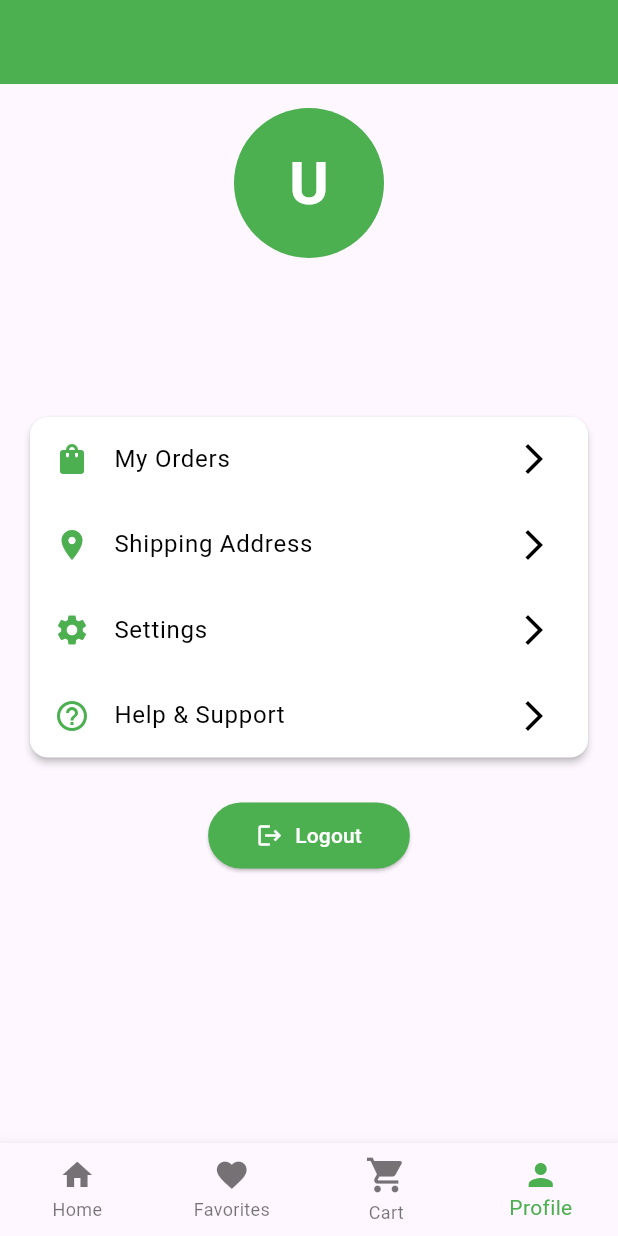
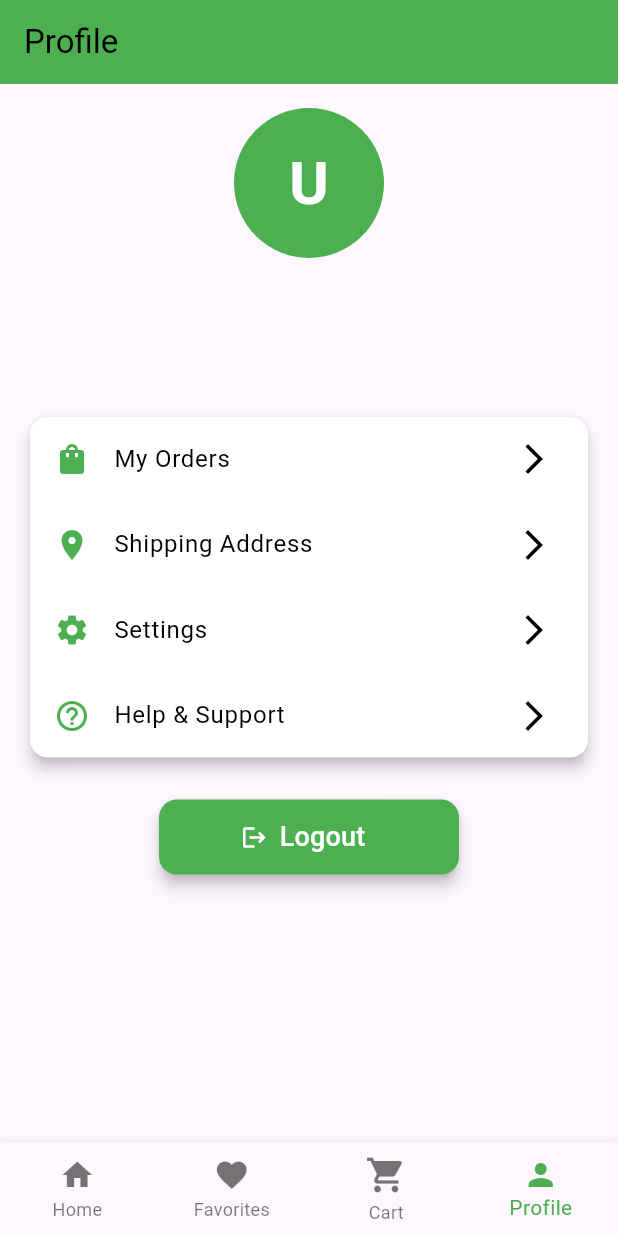
Before and after one commit to bookdatabase/ecommarceproject, a Flutter app: the screen it shows once a user with an empty profile is signed in, item 4 of the bottom bar chosen, on a phone screen of 412 x 824 dp. Run offline on Flutter 3.47's test engine with Material 3 defaults, Android fonts, the phone set to English and light mode, and no system bars; our stand-ins replace cached_network_image, carousel_slider, cloud_firestore, firebase_auth, firebase_core, flutter_riverpod; accounts and stored records are empty; network calls fail.

Commit message:
improve ui

```diff
--- a/lib/main.dart
+++ b/lib/main.dart
@@ -26,7 +26,7 @@ class MyApp extends ConsumerWidget {
 
   @override
   Widget build(BuildContext context, WidgetRef ref) {
-    final themeMode = ref.watch(themeProvider); // 👈 listening to provider
+    final themeMode = ref.watch(themeProvider);
 
     return MaterialApp(
       title: 'Eagle Furniture',
@@ -42,7 +42,7 @@ class MyApp extends ConsumerWidget {
           brightness: Brightness.dark,
         ).copyWith(secondary: const Color(0xFF81C784)),
       ),
-      themeMode: themeMode, // 👈 controlled by provider
+      themeMode: themeMode,
       debugShowCheckedModeBanner: false,
       home: StreamBuilder<User?>(
         stream: FirebaseAuth.instance.authStateChanges(),
@@ -55,7 +55,7 @@ class MyApp extends ConsumerWidget {
           if (snapshot.hasData) {
             return const HomeScreen();
           } else {
-            return const LoginScreen();
+            return LoginScreen(); // ✅ Removed const
           }
         },
       ),
@@ -82,6 +82,13 @@ class _LoginScreenState extends State<LoginScreen> {
     final email = emailController.text.trim();
     final password = passwordController.text.trim();
 
+    if (email.isEmpty || password.isEmpty) {
+      ScaffoldMessenger.of(context).showSnackBar(
+        const SnackBar(content: Text('Please enter email and password')),
+      );
+      return;
+    }
+
     setState(() => isLoading = true);
 
     try {
@@ -94,6 +101,13 @@ class _LoginScreenState extends State<LoginScreen> {
         await _auth.createUserWithEmailAndPassword(
           email: email,
           password: password,
+        );
+      }
+
+      // Navigate to HomeScreen immediately
+      if (_auth.currentUser != null) {
+        Navigator.of(context).pushReplacement(
+          MaterialPageRoute(builder: (_) => const HomeScreen()),
         );
       }
     } on FirebaseAuthException catch (e) {
@@ -109,6 +123,12 @@ class _LoginScreenState extends State<LoginScreen> {
     setState(() => isLoading = true);
     try {
       await _auth.signInAnonymously();
+
+      if (_auth.currentUser != null) {
+        Navigator.of(context).pushReplacement(
+          MaterialPageRoute(builder: (_) => const HomeScreen()),
+        );
+      }
     } on FirebaseAuthException catch (e) {
       ScaffoldMessenger.of(
         context,
@@ -145,7 +165,6 @@ class _LoginScreenState extends State<LoginScreen> {
                 child: Column(
                   mainAxisSize: MainAxisSize.min,
                   children: [
-                    // Logo
                     CircleAvatar(
                       radius: 36,
                       backgroundColor: Colors.green[700],
@@ -156,8 +175,6 @@ class _LoginScreenState extends State<LoginScreen> {
                       ),
                     ),
                     const SizedBox(height: 16),
-
-                    // Title
                     Text(
                       isLogin ? 'Welcome Back' : 'Create Account',
                       style: const TextStyle(
@@ -167,8 +184,6 @@ class _LoginScreenState extends State<LoginScreen> {
                       ),
                     ),
                     const SizedBox(height: 24),
-
-                    // Email Field
                     TextField(
                       controller: emailController,
                       keyboardType: TextInputType.emailAddress,
@@ -181,8 +196,6 @@ class _LoginScreenState extends State<LoginScreen> {
                       ),
                     ),
                     const SizedBox(height: 16),
-
-                    // Password Field
                     TextField(
                       controller: passwordController,
                       obscureText: true,
@@ -195,8 +208,6 @@ class _LoginScreenState extends State<LoginScreen> {
                       ),
                     ),
                     const SizedBox(height: 24),
-
-                    // Action Button
                     SizedBox(
                       width: double.infinity,
                       height: 50,
@@ -222,8 +233,6 @@ class _LoginScreenState extends State<LoginScreen> {
                       ),
                     ),
                     const SizedBox(height: 16),
-
-                    // Continue as Guest Button
                     SizedBox(
                       width: double.infinity,
                       height: 50,
@@ -242,8 +251,6 @@ class _LoginScreenState extends State<LoginScreen> {
                       ),
                     ),
                     const SizedBox(height: 16),
-
-                    // Toggle Login/SignUp
                     TextButton(
                       onPressed: () {
                         setState(() => isLogin = !isLogin);
--- a/lib/screens/ProfileScreen.dart
+++ b/lib/screens/ProfileScreen.dart
@@ -1,3 +1,5 @@
+import 'package:eaglesteelfurniture/main.dart';
+import 'package:eaglesteelfurniture/screens/home_screen.dart';
 import 'package:flutter/material.dart';
 import 'package:firebase_auth/firebase_auth.dart';
 
@@ -7,9 +9,14 @@ class ProfileScreen extends StatelessWidget {
   @override
   Widget build(BuildContext context) {
     final user = FirebaseAuth.instance.currentUser;
+    final isAnonymous = user?.isAnonymous ?? true;
 
     return Scaffold(
-      appBar: AppBar(backgroundColor: Colors.green),
+      appBar: AppBar(
+        title: const Text('Profile'),
+        backgroundColor: Colors.green,
+        automaticallyImplyLeading: false, // hides back arrow
+      ),
       body: SingleChildScrollView(
         padding: const EdgeInsets.all(16),
         child: Column(
@@ -19,9 +26,11 @@ class ProfileScreen extends StatelessWidget {
               radius: 50,
               backgroundColor: Colors.green,
               child: Text(
-                user?.email != null && user!.email!.isNotEmpty
+                isAnonymous
+                    ? 'G'
+                    : (user?.email != null && user!.email!.isNotEmpty
                           ? user.email![0].toUpperCase()
-                    : 'U',
+                          : 'U'),
                 style: const TextStyle(
                   color: Colors.white,
                   fontSize: 40,
@@ -33,19 +42,20 @@ class ProfileScreen extends StatelessWidget {
 
             // User Info
             Text(
-              user?.displayName ?? 'User Name',
+              isAnonymous ? 'Guest User' : user?.displayName ?? 'User Name',
               style: const TextStyle(fontSize: 22, fontWeight: FontWeight.bold),
             ),
             const SizedBox(height: 8),
             Text(
-              user?.email ?? 'user@example.com',
+              isAnonymous ? 'Not logged in' : user?.email ?? 'user@example.com',
               style: const TextStyle(fontSize: 16, color: Colors.grey),
             ),
             const SizedBox(height: 24),
 
-            // Profile options
+            // Profile options for logged-in users
+            if (!isAnonymous) ...[
               Card(
-              elevation: 2,
+                elevation: 4,
                 shape: RoundedRectangleBorder(
                   borderRadius: BorderRadius.circular(12),
                 ),
@@ -59,16 +69,19 @@ class ProfileScreen extends StatelessWidget {
                       title: const Text('My Orders'),
                       trailing: const Icon(Icons.arrow_forward_ios),
                       onTap: () {
-                      // Navigate to orders screen
+                        // Navigate to orders
                       },
                     ),
                     const Divider(height: 1),
                     ListTile(
-                    leading: const Icon(Icons.location_on, color: Colors.green),
+                      leading: const Icon(
+                        Icons.location_on,
+                        color: Colors.green,
+                      ),
                       title: const Text('Shipping Address'),
                       trailing: const Icon(Icons.arrow_forward_ios),
                       onTap: () {
-                      // Navigate to address screen
+                        // Navigate to address
                       },
                     ),
                     const Divider(height: 1),
@@ -77,7 +90,7 @@ class ProfileScreen extends StatelessWidget {
                       title: const Text('Settings'),
                       trailing: const Icon(Icons.arrow_forward_ios),
                       onTap: () {
-                      // Navigate to settings screen
+                        // Navigate to settings
                       },
                     ),
                     const Divider(height: 1),
@@ -89,32 +102,76 @@ class ProfileScreen extends StatelessWidget {
                       title: const Text('Help & Support'),
                       trailing: const Icon(Icons.arrow_forward_ios),
                       onTap: () {
-                      // Navigate to support screen
+                        // Navigate to support
                       },
                     ),
                   ],
                 ),
               ),
+              const SizedBox(height: 24),
+            ],
 
-            const SizedBox(height: 24),
-
-            // Logout button (optional, already in AppBar)
+            // Centered Login/Logout button + guest message
+            Center(
+              child: Column(
+                mainAxisSize: MainAxisSize.min,
+                children: [
                   ElevatedButton.icon(
-              onPressed: () async {
-                await FirebaseAuth.instance.signOut();
-                Navigator.of(context).popUntil((route) => route.isFirst);
+                    onPressed: () {
+                      if (isAnonymous) {
+                        // Navigate to login screen and remove back stack
+                        Navigator.pushReplacement(
+                          context,
+                          MaterialPageRoute(
+                            builder: (context) => const LoginScreen(),
+                          ),
+                        );
+                      } else {
+                        FirebaseAuth.instance.signOut().then((_) {
+                          // After logout go back to HomeScreen and remove back stack
+                          Navigator.pushAndRemoveUntil(
+                            context,
+                            MaterialPageRoute(
+                              builder: (context) => const HomeScreen(),
+                            ),
+                            (route) => false,
+                          );
+                        });
+                      }
                     },
-              icon: const Icon(Icons.logout, color: Colors.white),
-              label: const Text(
-                'Logout',
-                style: TextStyle(color: Colors.white),
+                    icon: Icon(
+                      isAnonymous ? Icons.login : Icons.logout,
+                      color: Colors.white,
+                    ),
+                    label: Text(
+                      isAnonymous ? 'Login' : 'Logout',
+                      style: const TextStyle(color: Colors.white, fontSize: 18),
                     ),
                     style: ElevatedButton.styleFrom(
-                padding: const EdgeInsets.symmetric(
-                  horizontal: 32,
-                  vertical: 12,
+                      minimumSize: const Size(200, 50),
+                      backgroundColor: Colors.green,
+                      shape: RoundedRectangleBorder(
+                        borderRadius: BorderRadius.circular(12),
                       ),
-                backgroundColor: Colors.green,
+                      elevation: 4,
+                    ),
+                  ),
+
+                  if (isAnonymous) ...[
+                    const SizedBox(height: 12),
+                    const Padding(
+                      padding: EdgeInsets.symmetric(horizontal: 16),
+                      child: Text(
+                        'You are in guest mode. Login to access all features.',
+                        textAlign: TextAlign.center,
+                        style: TextStyle(
+                          color: Colors.grey,
+                          fontStyle: FontStyle.italic,
+                        ),
+                      ),
+                    ),
+                  ],
+                ],
               ),
             ),
           ],
```
Also changed, not shown: lib/screens/WishlistScreen.dart (+32 -43 lines). Lines whose indentation alone changed are shown as unchanged.
